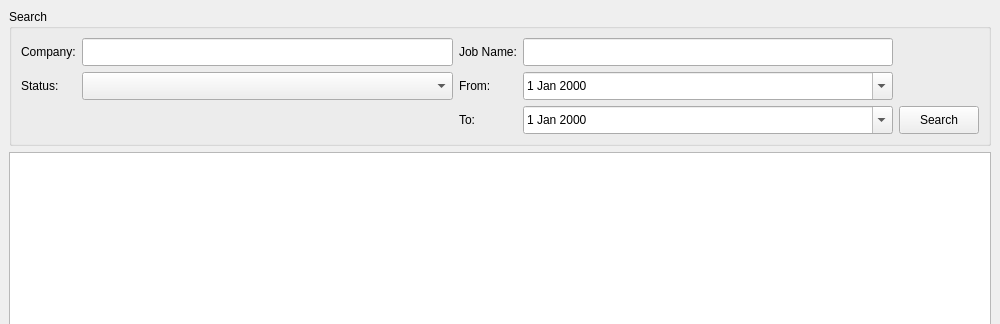
This is JobTracker/ui/mainwindow.ui in SStyles93/PythonProjects as Qt 5 draws it before an edit; both pictures show x 0 to 1000 and y 0 to 324 of the 1000 by 650 pixel window. The edited form follows.
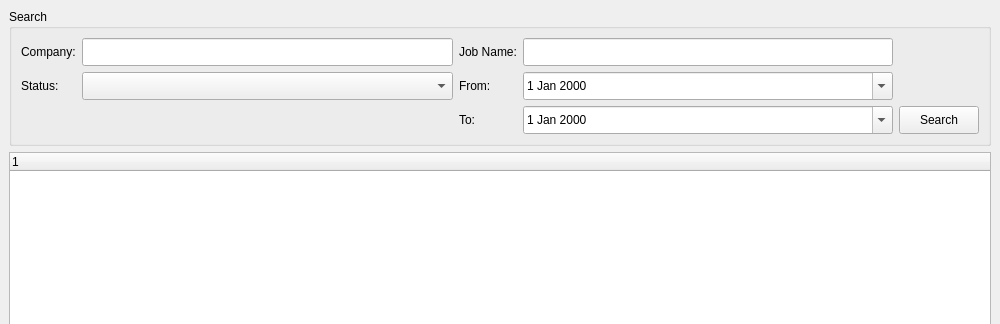
This is the edited form.

Diff of the .ui file:
```diff
--- a/JobTracker/ui/mainwindow.ui
+++ b/JobTracker/ui/mainwindow.ui
@@ -94,7 +94,7 @@
 
     <!-- Table -->
     <item>
-      <widget class="QTableWidget" name="tableWidgetApps">
+      <widget class="QTreeWidget" name="treeWidgetApps">
         <property name="alternatingRowColors"><bool>true</bool></property>
         <property name="selectionBehavior">
           <enum>QAbstractItemView::SelectRows</enum>
```
